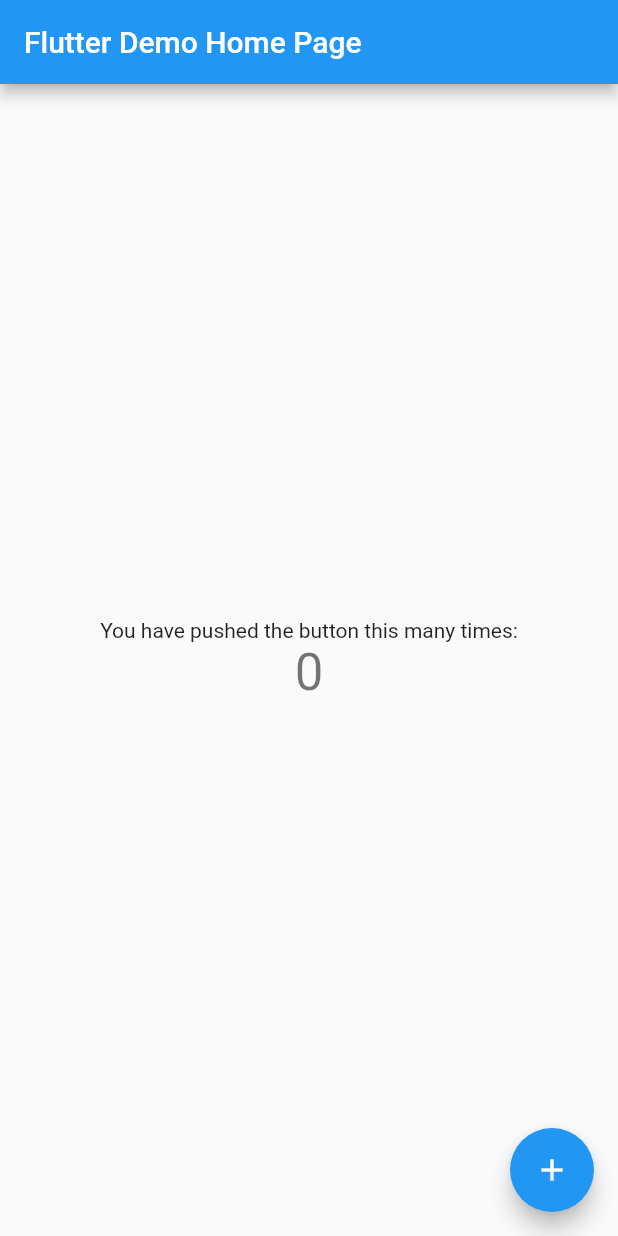
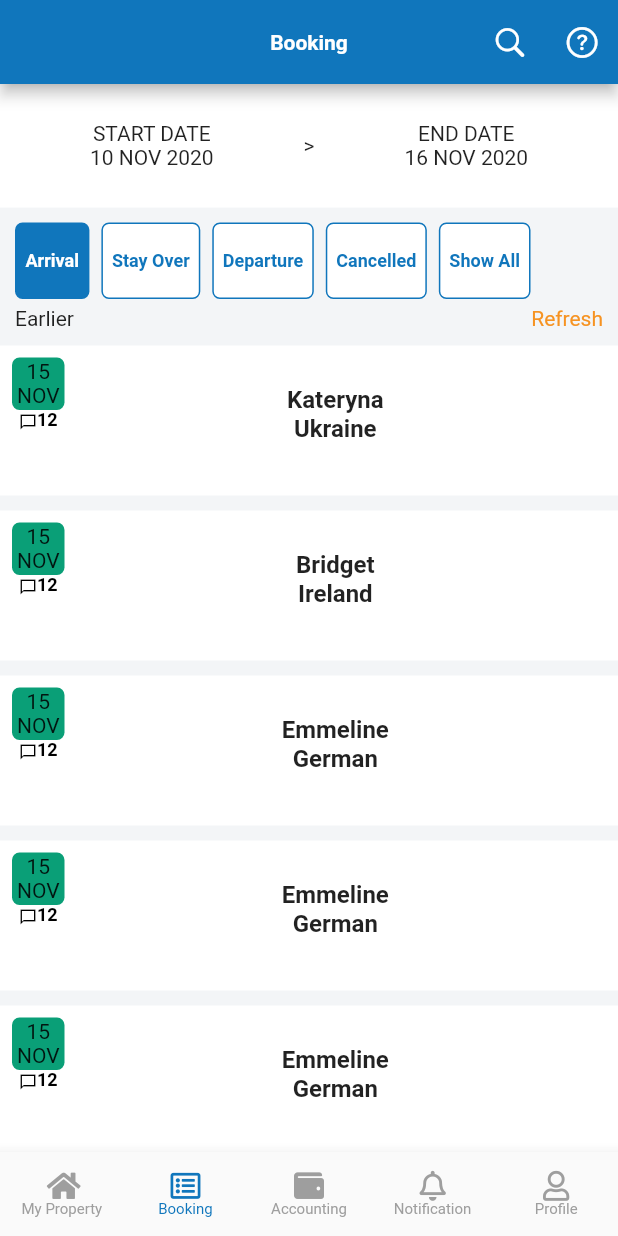
Before and after one commit to NicklausFW/bukit-vista-flutter-assessment, a Flutter app: the screen it shows after launch, on a phone screen of 412 x 824 dp. Run offline on Flutter 3.47's test engine with Material 2 defaults, Android fonts, the phone set to English and light mode, and no system bars; our stand-ins replace fluttericon, google_fonts.

Commit message:
First push
- 1st part of Booking page in progress (almost done)
- Navigation Bar completed
- Created constants folder + dart files
- Created json_file folder + json files
- Created models folder + guest_list_model.dart
- Created pages folder + dart files
- Created view_controllers folder + guest_controller.dart
- Created widgets folder + dart files
- Added several packages (google_fonts & fluttericon)

```diff
--- /dev/null
+++ b/lib/constants/booking_tabbar.dart
@@ -0,0 +1,10 @@
+class BookingTabBar {
+  static List<String> tabBarItems = [
+    "Arrival",
+    "Stay Over",
+    "Departure",
+    "Cancelled",
+    "Show All"
+  ];
+  static int currentTabBarIndex = 0;
+}
--- /dev/null
+++ b/lib/constants/color_palette.dart
@@ -0,0 +1,5 @@
+import 'package:flutter/material.dart';
+
+class ColorPalette {
+  static const background = Color(0xfff3f5f7);
+}
--- /dev/null
+++ b/lib/constants/screen_pages.dart
@@ -0,0 +1,16 @@
+import 'package:bukit_vista_flutter_assessment/pages/accounting_page.dart';
+import 'package:bukit_vista_flutter_assessment/pages/booking_page.dart';
+import 'package:bukit_vista_flutter_assessment/pages/my_property_page.dart';
+import 'package:bukit_vista_flutter_assessment/pages/notification_page.dart';
+import 'package:bukit_vista_flutter_assessment/pages/profile_page.dart';
+
+class ScreenPages {
+  static int currentNavigationBarIndex = 1;
+  static final screens = [
+    MyPropertyPage(),
+    BookingPage(),
+    AccountingPage(),
+    NotificationPage(),
+    ProfilePage(),
+  ];
+}
--- /dev/null
+++ b/lib/constants/screen_size.dart
@@ -0,0 +1,9 @@
+import 'package:flutter/cupertino.dart';
+
+class ScreenSize {
+  BuildContext context;
+  ScreenSize(this.context) : assert(context != null);
+
+  double get screenHeight => MediaQuery.of(context).size.height;
+  double get screenWidth => MediaQuery.of(context).size.width;
+}
--- a/lib/main.dart
+++ b/lib/main.dart
@@ -1,3 +1,6 @@
+import 'package:bukit_vista_flutter_assessment/constants/screen_pages.dart';
+import 'package:bukit_vista_flutter_assessment/pages/booking_page.dart';
+import 'package:bukit_vista_flutter_assessment/pages/home_page.dart';
 import 'package:flutter/material.dart';
 
 void main() {
@@ -11,105 +14,10 @@ class MyApp extends StatelessWidget {
   @override
   Widget build(BuildContext context) {
     return MaterialApp(
-      title: 'Flutter Demo',
-      theme: ThemeData(
-        // This is the theme of your application.
-        //
-        // Try running your application with "flutter run". You'll see the
-        // application has a blue toolbar. Then, without quitting the app, try
-        // changing the primarySwatch below to Colors.green and then invoke
-        // "hot reload" (press "r" in the console where you ran "flutter run",
-        // or simply save your changes to "hot reload" in a Flutter IDE).
-        // Notice that the counter didn't reset back to zero; the application
-        // is not restarted.
-        primarySwatch: Colors.blue,
-      ),
-      home: const MyHomePage(title: 'Flutter Demo Home Page'),
+      debugShowCheckedModeBanner: false,
+      routes: {
+        '/': (context) => HomePage(),
+      },
     );
   }
 }
-
-class MyHomePage extends StatefulWidget {
-  const MyHomePage({super.key, required this.title});
-
-  // This widget is the home page of your application. It is stateful, meaning
-  // that it has a State object (defined below) that contains fields that affect
-  // how it looks.
-
-  // This class is the configuration for the state. It holds the values (in this
-  // case the title) provided by the parent (in this case the App widget) and
-  // used by the build method of the State. Fields in a Widget subclass are
-  // always marked "final".
-
-  final String title;
-
-  @override
-  State<MyHomePage> createState() => _MyHomePageState();
-}
-
-class _MyHomePageState extends State<MyHomePage> {
-  int _counter = 0;
-
-  void _incrementCounter() {
-    setState(() {
-      // This call to setState tells the Flutter framework that something has
-      // changed in this State, which causes it to rerun the build method below
-      // so that the display can reflect the updated values. If we changed
-      // _counter without calling setState(), then the build method would not be
-      // called again, and so nothing would appear to happen.
-      _counter++;
-    });
-  }
-
-  @override
-  Widget build(BuildContext context) {
-    // This method is rerun every time setState is called, for instance as done
-    // by the _incrementCounter method above.
-    //
-    // The Flutter framework has been optimized to make rerunning build methods
-    // fast, so that you can just rebuild anything that needs updating rather
-    // than having to individually change instances of widgets.
-    return Scaffold(
-      appBar: AppBar(
-        // Here we take the value from the MyHomePage object that was created by
-        // the App.build method, and use it to set our appbar title.
-        title: Text(widget.title),
-      ),
-      body: Center(
-        // Center is a layout widget. It takes a single child and positions it
-        // in the middle of the parent.
-        child: Column(
-          // Column is also a layout widget. It takes a list of children and
-          // arranges them vertically. By default, it sizes itself to fit its
-          // children horizontally, and tries to be as tall as its parent.
-          //
-          // Invoke "debug painting" (press "p" in the console, choose the
-          // "Toggle Debug Paint" action from the Flutter Inspector in Android
-          // Studio, or the "Toggle Debug Paint" command in Visual Studio Code)
-          // to see the wireframe for each widget.
-          //
-          // Column has various properties to control how it sizes itself and
-          // how it positions its children. Here we use mainAxisAlignment to
-          // center the children vertically; the main axis here is the vertical
-          // axis because Columns are vertical (the cross axis would be
-          // horizontal).
-          mainAxisAlignment: MainAxisAlignment.center,
-          children: <Widget>[
-            const Text(
-              'You have pushed the button this many times:',
-            ),
-            Text(
-              '$_counter',
-              style: Theme.of(context).textTheme.headline4,
-            ),
-          ],
-        ),
-      ),
-      floatingActionButton: FloatingActionButton(
-        onPressed: _incrementCounter,
-        tooltip: 'Increment',
-        child: const Icon(Icons.add),
-      ), // This trailing comma makes auto-formatting nicer for build methods.
-    );
-  }
-}
--- /dev/null
+++ b/lib/models/guest_list_model.dart
@@ -0,0 +1,37 @@
+// To parse this JSON data, do
+//
+//     final guest = guestFromJson(jsonString);
+
+import 'dart:convert';
+
+class Guest {
+  Guest({
+    this.id,
+    this.name,
+    this.imageUrl,
+    this.country,
+  });
+
+  int? id;
+  String? name;
+  String? imageUrl;
+  String? country;
+
+  factory Guest.fromRawJson(String str) => Guest.fromJson(json.decode(str));
+
+  String toRawJson() => json.encode(toJson());
+
+  factory Guest.fromJson(Map<String, dynamic> json) => Guest(
+        id: json["id"],
+        name: json["name"],
+        imageUrl: json["imageUrl"],
+        country: json["country"],
+      );
+
+  Map<String, dynamic> toJson() => {
+        "id": id,
+        "name": name,
+        "imageUrl": imageUrl,
+        "country": country,
+      };
+}
--- /dev/null
+++ b/lib/pages/accounting_page.dart
@@ -0,0 +1,38 @@
+import 'package:bukit_vista_flutter_assessment/widgets/custom_appbar.dart';
+import 'package:flutter/cupertino.dart';
+import 'package:flutter/material.dart';
+import 'package:google_fonts/google_fonts.dart';
+
+class AccountingPage extends StatefulWidget {
+  const AccountingPage({Key? key}) : super(key: key);
+
+  @override
+  State<AccountingPage> createState() => _AccountingPageState();
+}
+
+class _AccountingPageState extends State<AccountingPage> {
+  @override
+  Widget build(BuildContext context) {
+    return Scaffold(
+      appBar: CustomAppBar(
+        title: Text(
+          "Accounting",
+          style: GoogleFonts.roboto(
+            fontSize: 14,
+            color: Colors.white,
+            fontWeight: FontWeight.bold,
+          ),
+        ),
+        actions: [
+          IconButton(
+            onPressed: () {},
+            icon: const Icon(CupertinoIcons.question_circle),
+          ),
+        ],
+      ),
+      body: Center(
+        child: Text("Accounting"),
+      ),
+    );
+  }
+}
--- /dev/null
+++ b/lib/pages/booking_page.dart
@@ -0,0 +1,147 @@
+import 'package:bukit_vista_flutter_assessment/constants/booking_tabbar.dart';
+import 'package:bukit_vista_flutter_assessment/constants/color_palette.dart';
+import 'package:bukit_vista_flutter_assessment/constants/screen_size.dart';
+import 'package:bukit_vista_flutter_assessment/models/guest_list_model.dart';
+import 'package:bukit_vista_flutter_assessment/view_controllers/guest_controller.dart';
+import 'package:bukit_vista_flutter_assessment/widgets/custom_appbar.dart';
+import 'package:bukit_vista_flutter_assessment/widgets/custom_futurebuilder.dart';
+import 'package:flutter/cupertino.dart';
+import 'package:flutter/material.dart';
+import 'package:google_fonts/google_fonts.dart';
+
+class BookingPage extends StatefulWidget {
+  const BookingPage({Key? key}) : super(key: key);
+
+  @override
+  State<BookingPage> createState() => _BookingPageState();
+}
+
+class _BookingPageState extends State<BookingPage> {
+  @override
+  Widget build(BuildContext context) {
+    return Scaffold(
+      backgroundColor: ColorPalette.background,
+      appBar: CustomAppBar(
+        title: Text(
+          "Booking",
+          style: GoogleFonts.roboto(
+            fontSize: 14,
+            color: Colors.white,
+            fontWeight: FontWeight.bold,
+          ),
+        ),
+        actions: [
+          IconButton(
+            onPressed: () {},
+            icon: const Icon(CupertinoIcons.search),
+          ),
+          IconButton(
+            onPressed: () {},
+            icon: const Icon(CupertinoIcons.question_circle),
+          ),
+        ],
+      ),
+      body: SingleChildScrollView(
+        child: Column(
+          children: [
+            Container(
+              color: Colors.white,
+              child: Row(
+                mainAxisAlignment: MainAxisAlignment.spaceEvenly,
+                children: [
+                  Column(
+                    mainAxisAlignment: MainAxisAlignment.center,
+                    children: [Text("START DATE"), Text("10 NOV 2020")],
+                  ),
+                  Center(
+                    child: Text(">"),
+                  ),
+                  Column(
+                    mainAxisAlignment: MainAxisAlignment.center,
+                    children: [Text("END DATE"), Text("16 NOV 2020")],
+                  ),
+                ],
+              ),
+              height: ScreenSize(context).screenHeight * 0.1,
+              width: ScreenSize(context).screenWidth,
+            ),
+            Padding(
+              padding: EdgeInsets.only(left: 10),
+              child: SizedBox(
+                height: ScreenSize(context).screenHeight * 0.08,
+                child: ListView.builder(
+                  itemCount: BookingTabBar.tabBarItems.length,
+                  physics: const BouncingScrollPhysics(),
+                  scrollDirection: Axis.horizontal,
+                  itemBuilder: (BuildContext context, int index) {
+                    return GestureDetector(
+                      onTap: () {
+                        setState(() {
+                          BookingTabBar.currentTabBarIndex = index;
+                        });
+                      },
+                      child: AnimatedContainer(
+                        duration: Duration(milliseconds: 100),
+                        decoration: BoxDecoration(
+                            color: BookingTabBar.currentTabBarIndex == index
+                                ? Color(0xff1076bc)
+                                : Colors.white,
+                            border: Border.all(
+                                color: BookingTabBar.currentTabBarIndex == index
+                                    ? Colors.transparent
+                                    : Color(0xff1076bc),
+                                style: BorderStyle.solid,
+                                width: 1),
+                            borderRadius: BorderRadius.circular(5)),
+                        margin: EdgeInsets.fromLTRB(0, 10, 8, 5),
+                        child: Center(
+                          child: Padding(
+                            padding: const EdgeInsets.all(6),
+                            child: Text(
+                              BookingTabBar.tabBarItems[index],
+                              style: GoogleFonts.roboto(
+                                fontSize: 12,
+                                color: BookingTabBar.currentTabBarIndex == index
+                                    ? Colors.white
+                                    : Color(0xff1076bc),
+                                fontWeight: FontWeight.w600,
+                              ),
+                            ),
+                          ),
+                        ),
+                      ),
+                    );
+                  },
+                ),
+              ),
+            ),
+            Row(
+              children: [
+                Padding(
+                  padding: EdgeInsets.only(left: 10),
+                  child: Text("Earlier"),
+                ),
+                Spacer(),
+                Padding(
+                  padding: EdgeInsets.only(right: 10),
+                  child: GestureDetector(
+                    onTap: () {},
+                    child: Text(
+                      "Refresh",
+                      style: TextStyle(color: Color(0xfff69322)),
+                    ),
+                  ),
+                )
+              ],
+            ),
+            BookingTabBar.currentTabBarIndex == 0
+                ? CustomFutureBuilder(
+                    future: readGuestJsonData(),
+                  )
+                : Container(),
+          ],
+        ),
+      ),
+    );
+  }
+}
--- /dev/null
+++ b/lib/pages/home_page.dart
@@ -0,0 +1,55 @@
+import 'package:bukit_vista_flutter_assessment/constants/color_palette.dart';
+import 'package:bukit_vista_flutter_assessment/constants/screen_pages.dart';
+import 'package:flutter/cupertino.dart';
+import 'package:flutter/material.dart';
+import 'package:fluttericon/font_awesome5_icons.dart';
+
+class HomePage extends StatefulWidget {
+  const HomePage({Key? key}) : super(key: key);
+
+  @override
+  State<HomePage> createState() => _HomePageState();
+}
+
+class _HomePageState extends State<HomePage> {
+  @override
+  Widget build(BuildContext context) {
+    return Scaffold(
+      body: ScreenPages.screens[ScreenPages.currentNavigationBarIndex],
+      bottomNavigationBar: BottomNavigationBar(
+        type: BottomNavigationBarType.fixed,
+        selectedItemColor: const Color(0xff1076bc),
+        unselectedItemColor: Colors.grey,
+        iconSize: 20,
+        selectedFontSize: 10,
+        unselectedFontSize: 10,
+        currentIndex: ScreenPages.currentNavigationBarIndex,
+        onTap: (index) => setState(
+          () => ScreenPages.currentNavigationBarIndex = index,
+        ),
+        items: [
+          BottomNavigationBarItem(
+            icon: Icon(FontAwesome5.home),
+            label: 'My Property',
+          ),
+          BottomNavigationBarItem(
+            icon: Icon(FontAwesome5.list_alt),
+            label: 'Booking',
+          ),
+          BottomNavigationBarItem(
+            icon: Icon(FontAwesome5.wallet),
+            label: 'Accounting',
+          ),
+          BottomNavigationBarItem(
+            icon: Icon(FontAwesome5.bell),
+            label: 'Notification',
+          ),
+          BottomNavigationBarItem(
+            icon: Icon(FontAwesome5.user),
+            label: 'Profile',
+          )
+        ],
+      ),
+    );
+  }
+}
--- /dev/null
+++ b/lib/pages/my_property_page.dart
@@ -0,0 +1,38 @@
+import 'package:bukit_vista_flutter_assessment/widgets/custom_appbar.dart';
+import 'package:flutter/cupertino.dart';
+import 'package:flutter/material.dart';
+import 'package:google_fonts/google_fonts.dart';
+
+class MyPropertyPage extends StatefulWidget {
+  const MyPropertyPage({Key? key}) : super(key: key);
+
+  @override
+  State<MyPropertyPage> createState() => _MyPropertyPageState();
+}
+
+class _MyPropertyPageState extends State<MyPropertyPage> {
+  @override
+  Widget build(BuildContext context) {
+    return Scaffold(
+      appBar: CustomAppBar(
+        title: Text(
+          "My Property",
+          style: GoogleFonts.roboto(
+            fontSize: 14,
+            color: Colors.white,
+            fontWeight: FontWeight.bold,
+          ),
+        ),
+        actions: [
+          IconButton(
+            onPressed: () {},
+            icon: const Icon(CupertinoIcons.question_circle),
+          ),
+        ],
+      ),
+      body: Center(
+        child: Text("My Property"),
+      ),
+    );
+  }
+}
--- /dev/null
+++ b/lib/pages/notification_page.dart
@@ -0,0 +1,38 @@
+import 'package:bukit_vista_flutter_assessment/widgets/custom_appbar.dart';
+import 'package:flutter/cupertino.dart';
+import 'package:flutter/material.dart';
+import 'package:google_fonts/google_fonts.dart';
+
+class NotificationPage extends StatefulWidget {
+  const NotificationPage({Key? key}) : super(key: key);
+
+  @override
+  State<NotificationPage> createState() => _NotificationPageState();
+}
+
+class _NotificationPageState extends State<NotificationPage> {
+  @override
+  Widget build(BuildContext context) {
+    return Scaffold(
+      appBar: CustomAppBar(
+        title: Text(
+          "Notification",
+          style: GoogleFonts.roboto(
+            fontSize: 14,
+            color: Colors.white,
+            fontWeight: FontWeight.bold,
+          ),
+        ),
+        actions: [
+          IconButton(
+            onPressed: () {},
+            icon: const Icon(CupertinoIcons.question_circle),
+          ),
+        ],
+      ),
+      body: Center(
+        child: Text("Notification"),
+      ),
+    );
+  }
+}
--- /dev/null
+++ b/lib/pages/profile_page.dart
@@ -0,0 +1,38 @@
+import 'package:bukit_vista_flutter_assessment/widgets/custom_appbar.dart';
+import 'package:flutter/cupertino.dart';
+import 'package:flutter/material.dart';
+import 'package:google_fonts/google_fonts.dart';
+
+class ProfilePage extends StatefulWidget {
+  const ProfilePage({Key? key}) : super(key: key);
+
+  @override
+  State<ProfilePage> createState() => _ProfilePageState();
+}
+
+class _ProfilePageState extends State<ProfilePage> {
+  @override
+  Widget build(BuildContext context) {
+    return Scaffold(
+      appBar: CustomAppBar(
+        title: Text(
+          "Profile",
+          style: GoogleFonts.roboto(
+            fontSize: 14,
+            color: Colors.white,
+            fontWeight: FontWeight.bold,
+          ),
+        ),
+        actions: [
+          IconButton(
+            onPressed: () {},
+            icon: const Icon(CupertinoIcons.question_circle),
+          ),
+        ],
+      ),
+      body: Center(
+        child: Text("Profile"),
+      ),
+    );
+  }
+}
--- /dev/null
+++ b/lib/view_controllers/guest_controller.dart
@@ -0,0 +1,10 @@
+import 'dart:convert';
+import 'package:bukit_vista_flutter_assessment/models/guest_list_model.dart';
+import 'package:flutter/services.dart' as rootBundle;
+
+Future<List<Guest>> readGuestJsonData() async {
+  final guestJsonData =
+      await rootBundle.rootBundle.loadString('lib/json_file/guest_list.json');
+  final guestAsList = await json.decode(guestJsonData) as List<dynamic>;
+  return guestAsList.map((guest) => Guest.fromJson(guest)).toList();
+}
--- /dev/null
+++ b/lib/widgets/custom_appbar.dart
@@ -0,0 +1,25 @@
+import 'package:flutter/cupertino.dart';
+import 'package:flutter/material.dart';
+
+class CustomAppBar extends StatelessWidget with PreferredSizeWidget {
+  const CustomAppBar({
+    required this.title,
+    required this.actions,
+  });
+  final Text title;
+  final List<Widget> actions;
+
+  @override
+  Widget build(BuildContext context) {
+    return AppBar(
+      backgroundColor: const Color(0xff1076bc),
+      centerTitle: true,
+      title: title,
+      actions: actions,
+    );
+  }
+
+  @override
+  // TODO: implement preferredSize
+  Size get preferredSize => Size.fromHeight(kToolbarHeight);
+}
--- /dev/null
+++ b/lib/widgets/custom_futurebuilder.dart
@@ -0,0 +1,124 @@
+import 'package:flutter/cupertino.dart';
+import 'package:flutter/material.dart';
+import 'package:google_fonts/google_fonts.dart';
+
+class CustomFutureBuilder<T> extends StatefulWidget {
+  CustomFutureBuilder({required this.future});
+  final Future<T>? future;
+
+  @override
+  State<CustomFutureBuilder<T>> createState() => _CustomFutureBuilderState<T>();
+}
+
+class _CustomFutureBuilderState<T> extends State<CustomFutureBuilder<T>> {
+  @override
+  Widget build(BuildContext context) {
+    return FutureBuilder<T>(
+      // future: readGuestJsonData(),
+      future: widget.future,
+      builder: (context, AsyncSnapshot<T> snapshot) {
+        /// Check if property returns any error
+        if (snapshot.hasError) {
+          return Text("${snapshot.error}");
+        } else if (!snapshot.hasData) {
+          return Center(
+            child: CircularProgressIndicator(),
+          );
+        }
+        // var items = snapshot.data as List<Guest>;
+        var items = snapshot.data as List;
+
+        return ListView.builder(
+          physics: NeverScrollableScrollPhysics(),
+          shrinkWrap: true,
+          itemCount: items == null ? 0 : items.length,
+          itemBuilder: (context, index) {
+            return Padding(
+              padding: EdgeInsets.only(top: 10),
+              child: Container(
+                height: 100,
+                padding: EdgeInsets.all(8),
+                color: Colors.white,
+                child: Row(
+                  mainAxisAlignment: MainAxisAlignment.center,
+                  crossAxisAlignment: CrossAxisAlignment.center,
+                  children: [
+                    Column(
+                      children: [
+                        Container(
+                            height: 35,
+                            width: 35,
+                            decoration: BoxDecoration(
+                                borderRadius: BorderRadius.circular(5),
+                                color: Color(0xff0a9f77)),
+                            child: Center(
+                              child: Text(
+                                "15 NOV",
+                                textAlign: TextAlign.center,
+                              ),
+                            )
+                            // Image(
+                            //   image:
+                            //       NetworkImage(items[index].imageUrl.toString()),
+                            //   fit: BoxFit.fill,
+                            // ),
+                            ),
+                        Container(
+                          child: RichText(
+                            text: TextSpan(
+                              children: [
+                                WidgetSpan(
+                                  child: Icon(Icons.chat_bubble_outline_sharp,
+                                      size: 12, color: Colors.black),
+                                ),
+                                TextSpan(
+                                  text: "12",
+                                  style: GoogleFonts.roboto(
+                                    fontWeight: FontWeight.bold,
+                                    fontSize: 12,
+                                    color: Colors.black,
+                                  ),
+                                ),
+                              ],
+                            ),
+                          ),
+                        )
+                      ],
+                    ),
+                    Expanded(
+                      child: Container(
+                        padding: EdgeInsets.only(bottom: 8),
+                        child: Column(
+                          mainAxisAlignment: MainAxisAlignment.center,
+                          crossAxisAlignment: CrossAxisAlignment.center,
+                          children: [
+                            Padding(
+                              padding: EdgeInsets.only(left: 8, right: 8),
+                              child: Text(
+                                items[index].name.toString(),
+                                style: TextStyle(
+                                    fontSize: 16, fontWeight: FontWeight.bold),
+                              ),
+                            ),
+                            Padding(
+                              padding: EdgeInsets.only(left: 8, right: 8),
+                              child: Text(
+                                items[index].country.toString(),
+                                style: TextStyle(
+                                    fontSize: 16, fontWeight: FontWeight.bold),
+                              ),
+                            ),
+                          ],
+                        ),
+                      ),
+                    ),
+                  ],
+                ),
+              ),
+            );
+          },
+        );
+      },
+    );
+  }
+}
```
Also changed, not shown: lib/json_file/guest_list.json (added, +31 -0 lines), pubspec.yaml (+4 -3 lines), pubspec.lock.
